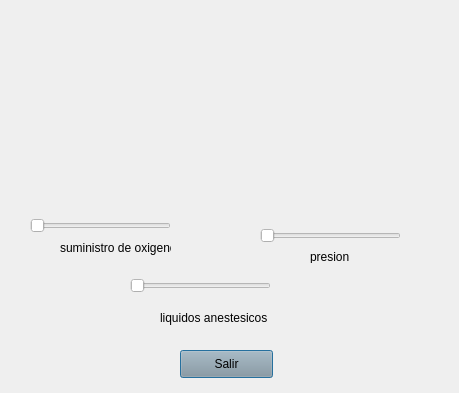
Before: the Qt Designer form anestesia.ui in Karly19tarazonac/proyecto_final_info_II, drawn with Qt 5.
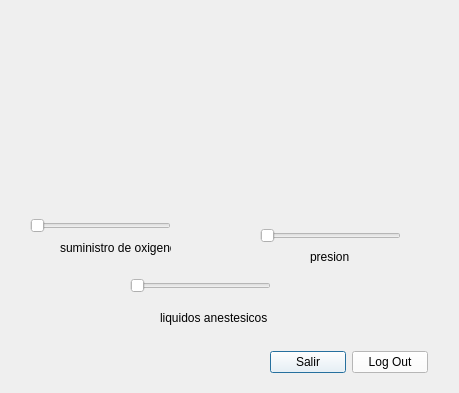
After: the same form once the commit is applied.

Diff of the .ui file:
```diff
--- a/anestesia.ui
+++ b/anestesia.ui
@@ -493,22 +493,6 @@
     <enum>Qt::Horizontal</enum>
    </property>
   </widget>
-  <widget class="QPushButton" name="boton_salir">
-   <property name="geometry">
-    <rect>
-     <x>180</x>
-     <y>350</y>
-     <width>93</width>
-     <height>28</height>
-    </rect>
-   </property>
-   <property name="styleSheet">
-    <string notr="true">background-color: rgb(142, 150, 157);</string>
-   </property>
-   <property name="text">
-    <string>Salir</string>
-   </property>
-  </widget>
   <widget class="QLabel" name="label">
    <property name="geometry">
     <rect>
@@ -559,6 +543,38 @@
    </property>
    <layout class="QVBoxLayout" name="verticalLayout"/>
   </widget>
+  <widget class="QWidget" name="layoutWidget">
+   <property name="geometry">
+    <rect>
+     <x>270</x>
+     <y>350</y>
+     <width>158</width>
+     <height>25</height>
+    </rect>
+   </property>
+   <layout class="QHBoxLayout" name="horizontalLayout">
+    <item>
+     <widget class="QPushButton" name="boton_salir">
+      <property name="styleSheet">
+       <string notr="true">background-color: rgb(255, 255, 255);</string>
+      </property>
+      <property name="text">
+       <string>Salir</string>
+      </property>
+     </widget>
+    </item>
+    <item>
+     <widget class="QPushButton" name="log_out">
+      <property name="styleSheet">
+       <string notr="true">background-color: rgb(255, 255, 255);</string>
+      </property>
+      <property name="text">
+       <string>Log Out</string>
+      </property>
+     </widget>
+    </item>
+   </layout>
+  </widget>
  </widget>
  <resources/>
  <connections/>
```
